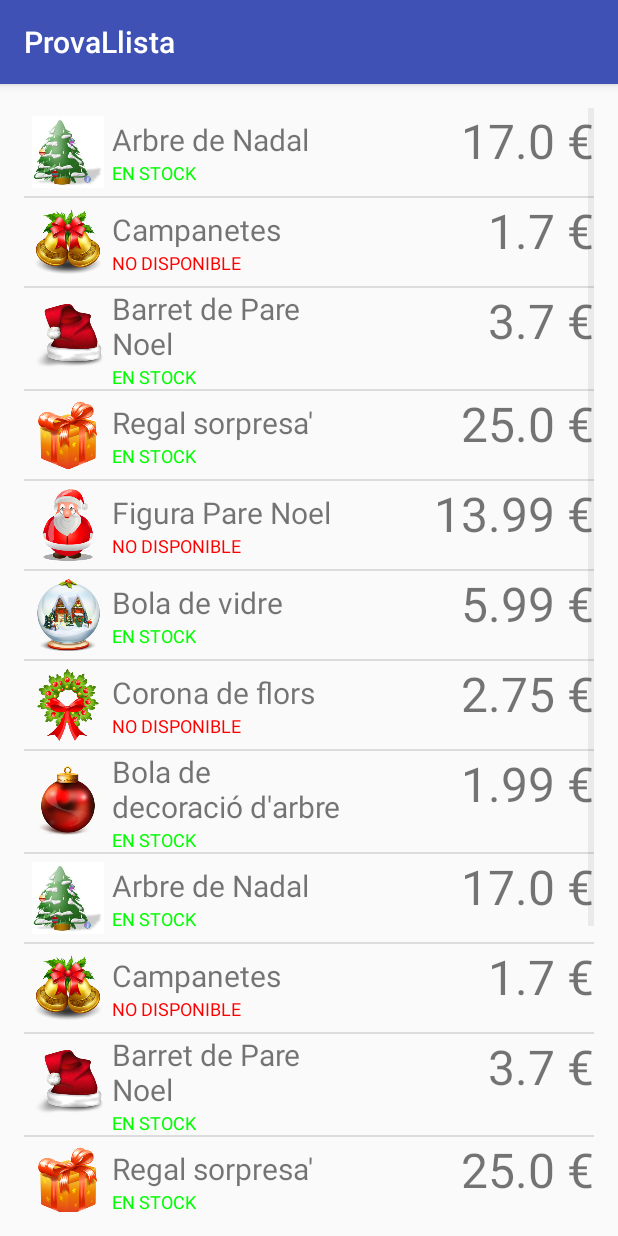
After one commit to guillemerill/DAM, an Android app: the Prova5Activity screen opened directly, with no data from a screen before it, on a phone screen of 412 x 824 dp. The commit adds this screen. Run offline under Robolectric (Android 15) with nearby library versions, the phone set to English and light mode, and no system bars.

Commit message:
22/12/2016

```diff
--- a/PROGMM/ProvaLlista/app/src/main/AndroidManifest.xml
+++ b/PROGMM/ProvaLlista/app/src/main/AndroidManifest.xml
@@ -19,6 +19,7 @@
         <activity android:name=".Prova2Activity" />
         <activity android:name=".Prova3Activity" />
         <activity android:name=".Prova4Activity"></activity>
+        <activity android:name=".Prova5Activity"></activity>
     </application>
 
 </manifest>
--- a/PROGMM/ProvaLlista/app/src/main/java/com/guillem/dam/provallista/MainActivity.java
+++ b/PROGMM/ProvaLlista/app/src/main/java/com/guillem/dam/provallista/MainActivity.java
@@ -48,5 +48,14 @@ public class MainActivity extends AppCompatActivity {
                 startActivity(intent);
             }
         });
+
+        Button btnProva5 = (Button) findViewById(R.id.btnProva5);
+        btnProva5.setOnClickListener(new View.OnClickListener() {
+            @Override
+            public void onClick(View v) {
+                Intent intent = new Intent(MainActivity.this, Prova5Activity.class);
+                startActivity(intent);
+            }
+        });
     }
 }
--- /dev/null
+++ b/PROGMM/ProvaLlista/app/src/main/java/com/guillem/dam/provallista/Prova5Activity.java
@@ -0,0 +1,148 @@
+package com.guillem.dam.provallista;
+
+import android.content.Context;
+import android.graphics.Color;
+import android.media.Image;
+import android.os.Bundle;
+import android.support.v7.app.AppCompatActivity;
+import android.view.LayoutInflater;
+import android.view.View;
+import android.view.ViewGroup;
+import android.widget.BaseAdapter;
+import android.widget.ImageView;
+import android.widget.ListView;
+import android.widget.SimpleAdapter;
+import android.widget.TextView;
+
+import java.util.ArrayList;
+import java.util.HashMap;
+import java.util.List;
+import java.util.Map;
+
+public class Prova5Activity extends AppCompatActivity {
+
+    // POJO del producte (Plain Old Java Object)
+    public class Product {
+        private long id;
+        private String name;
+        private float price;
+        private boolean inStock;
+        private int image;
+
+        public Product(int id, String name, float price, boolean inStock, int image) {
+            this.id = id;
+            this.name = name;
+            this.price = price;
+            this.inStock = inStock;
+            this.image = image;
+        }
+
+        public long getId() {
+            return id;
+        }
+        public void setId(long id) {
+            this.id = id;
+        }
+        public String getName() {
+            return name;
+        }
+        public void setName(String name) {
+            this.name = name;
+        }
+        public float getPrice() {
+            return price;
+        }
+        public void setPrice(float price) {
+            this.price = price;
+        }
+        public boolean isInStock() {
+            return inStock;
+        }
+        public void setInStock(boolean inStock) {
+            this.inStock = inStock;
+        }
+        public int getImage() {
+            return image;
+        }
+        public void setImage(int image) {
+            this.image = image;
+        }
+    }
+
+    @Override
+    protected void onCreate(Bundle savedInstanceState) {
+        super.onCreate(savedInstanceState);
+        setContentView(R.layout.activity_prova5);
+
+        ListView llista5 = (ListView) findViewById(R.id.llista5);
+
+        List<Product> dades =   new ArrayList<>();
+        dades.add(new Product(1, "Arbre de Nadal", 17.0f, true, R.drawable.arbre));
+        dades.add(new Product(2,"Campanetes", 1.7f, false, R.drawable.campanetes));
+        dades.add(new Product(3,"Barret de Pare Noel", 3.7f, true, R.drawable.barret));
+        dades.add(new Product(4,"Regal sorpresa'", 25.0f, true, R.drawable.sorpresa));
+        dades.add(new Product(5,"Figura Pare Noel", 13.99f, false, R.drawable.klaus));
+        dades.add(new Product(6,"Bola de vidre", 5.99f, true, R.drawable.vidre));
+        dades.add(new Product(7,"Corona de flors", 2.75f, false, R.drawable.corona));
+        dades.add(new Product(8,"Bola de decoració d'arbre", 1.99f, true, R.drawable.bola));
+        dades.add(new Product(9, "Arbre de Nadal", 17.0f, true, R.drawable.arbre));
+        dades.add(new Product(10,"Campanetes", 1.7f, false, R.drawable.campanetes));
+        dades.add(new Product(11,"Barret de Pare Noel", 3.7f, true, R.drawable.barret));
+        dades.add(new Product(12,"Regal sorpresa'", 25.0f, true, R.drawable.sorpresa));
+        dades.add(new Product(13,"Figura Pare Noel", 13.99f, false, R.drawable.klaus));
+        dades.add(new Product(14,"Bola de vidre", 5.99f, true, R.drawable.vidre));
+        dades.add(new Product(15,"Corona de flors", 2.75f, false, R.drawable.corona));
+        dades.add(new Product(16,"Bola de decoració d'arbre", 1.99f, true, R.drawable.bola));
+
+        CatalogAdapter adapter = new CatalogAdapter(this, dades);
+        llista5.setAdapter(adapter);
+    }
+
+    public class CatalogAdapter extends BaseAdapter {
+
+        private Context context;
+        private List<Product> catalog;
+
+        public CatalogAdapter(Context context, List<Product> catalog) {
+            this.context = context;
+            this.catalog = catalog;
+        }
+        @Override public int getCount() {
+            return catalog.size();
+        }
+        @Override public Object getItem(int position) {
+            return catalog.get(position);
+        }
+        @Override public long getItemId(int position) {
+            return (int) (catalog.get(position).getId());
+        }
+
+        @Override
+        public View getView(int position, View convertView, ViewGroup parent) {
+            LayoutInflater inflater = (LayoutInflater) context.getSystemService(Context.LAYOUT_INFLATER_SERVICE);
+            View myView = inflater.inflate(R.layout.llista5_item, parent, false);
+            TextView tvNom = (TextView) myView.findViewById(R.id.nom);
+            Product product = catalog.get(position);
+            String nom = (String) product.getName();
+            tvNom.setText(nom);
+
+            TextView tvPreu = (TextView) myView.findViewById(R.id.preu);
+            tvPreu.setText(String.valueOf(catalog.get(position).getPrice()) + " €");
+
+            ImageView tvImatge = (ImageView) myView.findViewById(R.id.imatge);
+            tvImatge.setImageResource(catalog.get(position).getImage());
+
+            TextView tvStock = (TextView) myView.findViewById(R.id.stock);
+            if (product.isInStock()) {
+                tvStock.setText("EN STOCK");
+                tvStock.setTextColor(Color.GREEN);
+            }
+            else {
+                tvStock.setText("NO DISPONIBLE");
+                tvStock.setTextColor(Color.RED);
+            }
+
+            return myView;
+        }
+    }
+}
--- /dev/null
+++ b/PROGMM/ProvaLlista/app/src/main/java/com/guillem/dam/provallista/Singleton.java
@@ -0,0 +1,15 @@
+package com.guillem.dam.provallista;
+
+public class Singleton {
+
+    public static Singleton instance;
+
+    public static Singleton getInstance() {
+        if (instance == null) instance = new Singleton();
+        return instance;
+    }
+
+    public static void main() {
+        Singleton s = Singleton.getInstance();
+    }
+}
--- a/PROGMM/ProvaLlista/app/src/main/res/layout/activity_main.xml
+++ b/PROGMM/ProvaLlista/app/src/main/res/layout/activity_main.xml
@@ -44,4 +44,13 @@
         android:layout_below="@+id/btnProva3"
         android:layout_alignLeft="@+id/btnProva3"
         android:layout_alignStart="@+id/btnProva3" />
+
+    <Button
+        android:text="Prova 5"
+        android:layout_width="wrap_content"
+        android:layout_height="wrap_content"
+        android:layout_below="@+id/btnProva4"
+        android:layout_alignLeft="@+id/btnProva4"
+        android:layout_alignStart="@+id/btnProva4"
+        android:id="@+id/btnProva5" />
 </RelativeLayout>
--- /dev/null
+++ b/PROGMM/ProvaLlista/app/src/main/res/layout/activity_prova5.xml
@@ -0,0 +1,20 @@
+<?xml version="1.0" encoding="utf-8"?>
+<RelativeLayout xmlns:android="http://schemas.android.com/apk/res/android"
+    xmlns:tools="http://schemas.android.com/tools"
+    android:id="@+id/activity_prova5"
+    android:layout_width="match_parent"
+    android:layout_height="match_parent"
+    android:paddingBottom="@dimen/activity_vertical_margin"
+    android:paddingLeft="@dimen/activity_horizontal_margin"
+    android:paddingRight="@dimen/activity_horizontal_margin"
+    android:paddingTop="@dimen/activity_vertical_margin"
+    tools:context="com.guillem.dam.provallista.Prova4Activity">
+
+    <ListView
+        android:layout_width="match_parent"
+        android:layout_height="match_parent"
+        android:layout_alignParentTop="true"
+        android:layout_alignParentRight="true"
+        android:layout_alignParentEnd="true"
+        android:id="@+id/llista5" />
+</RelativeLayout>
--- /dev/null
+++ b/PROGMM/ProvaLlista/app/src/main/res/layout/llista5_item.xml
@@ -0,0 +1,48 @@
+<?xml version="1.0" encoding="utf-8"?>
+<LinearLayout xmlns:android="http://schemas.android.com/apk/res/android"
+    xmlns:app="http://schemas.android.com/apk/res-auto"
+    android:orientation="horizontal" android:layout_width="match_parent"
+    android:layout_height="wrap_content">
+
+    <ImageView
+        android:layout_width="48dp"
+        android:layout_height="48dp"
+        app:srcCompat="@drawable/hdd"
+        android:id="@+id/imatge"
+        android:layout_gravity="center"
+        android:layout_margin="5dp"/>
+
+    <LinearLayout
+        android:layout_width="wrap_content"
+        android:layout_height="wrap_content"
+        android:layout_weight="1"
+        android:orientation="vertical"
+        android:layout_gravity="center_vertical">
+
+
+        <TextView
+            android:text="TextView"
+            android:layout_width="154dp"
+            android:layout_height="wrap_content"
+            android:id="@+id/nom"
+            android:textSize="20dp"/>
+
+        <TextView
+            android:text="TextView"
+            android:layout_width="137dp"
+            android:layout_height="wrap_content"
+            android:id="@+id/stock"
+            android:textSize="12dp"/>
+    </LinearLayout>
+
+    <TextView
+        android:text="0€"
+        android:layout_width="wrap_content"
+        android:layout_height="wrap_content"
+        android:id="@+id/preu"
+        android:layout_weight="1.85"
+        android:textSize="32dp"
+        android:textAlignment="textEnd"
+        android:layout_gravity="end"/>
+
+</LinearLayout>
```
Also changed, not shown: PROGMM/ProvaLlista/app/src/main/res/drawable/arbre.jpg (added), PROGMM/ProvaLlista/app/src/main/res/drawable/barret.png (added), PROGMM/ProvaLlista/app/src/main/res/drawable/bola.png (added), PROGMM/ProvaLlista/app/src/main/res/drawable/campanetes.png (added), PROGMM/ProvaLlista/app/src/main/res/drawable/corona.png (added), PROGMM/ProvaLlista/app/src/main/res/drawable/klaus.png (added), PROGMM/ProvaLlista/app/src/main/res/drawable/ps4.jpg (added), PROGMM/ProvaLlista/app/src/main/res/drawable/sorpresa.png (added), PROGMM/ProvaLlista/app/src/main/res/drawable/tux.png (added), PROGMM/ProvaLlista/app/src/main/res/drawable/vidre.png (added), 1 other file.
